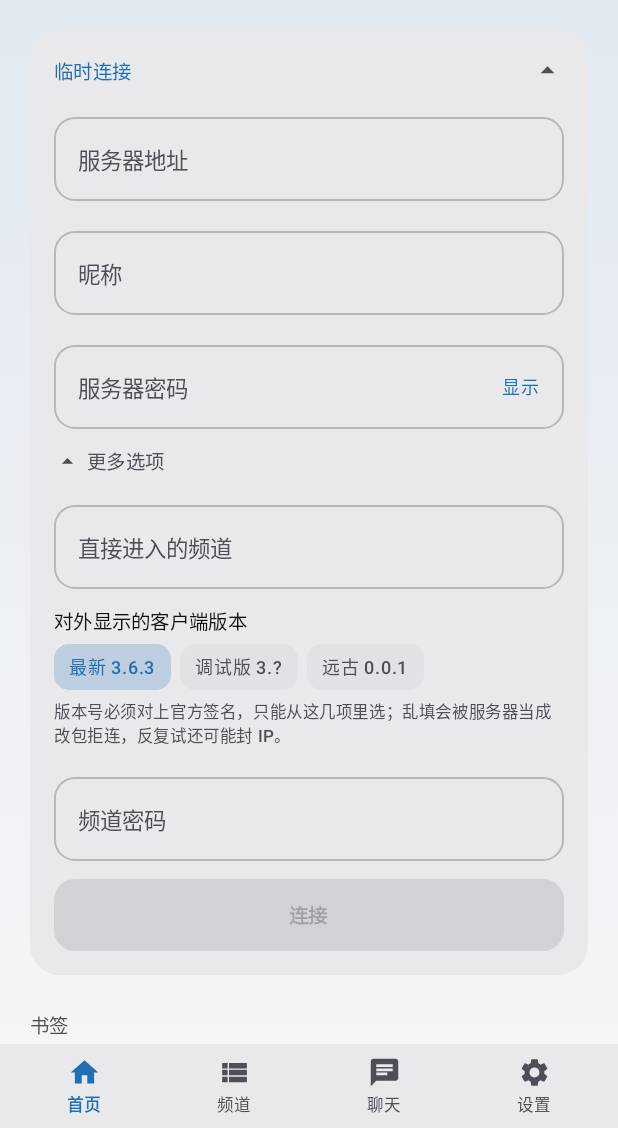
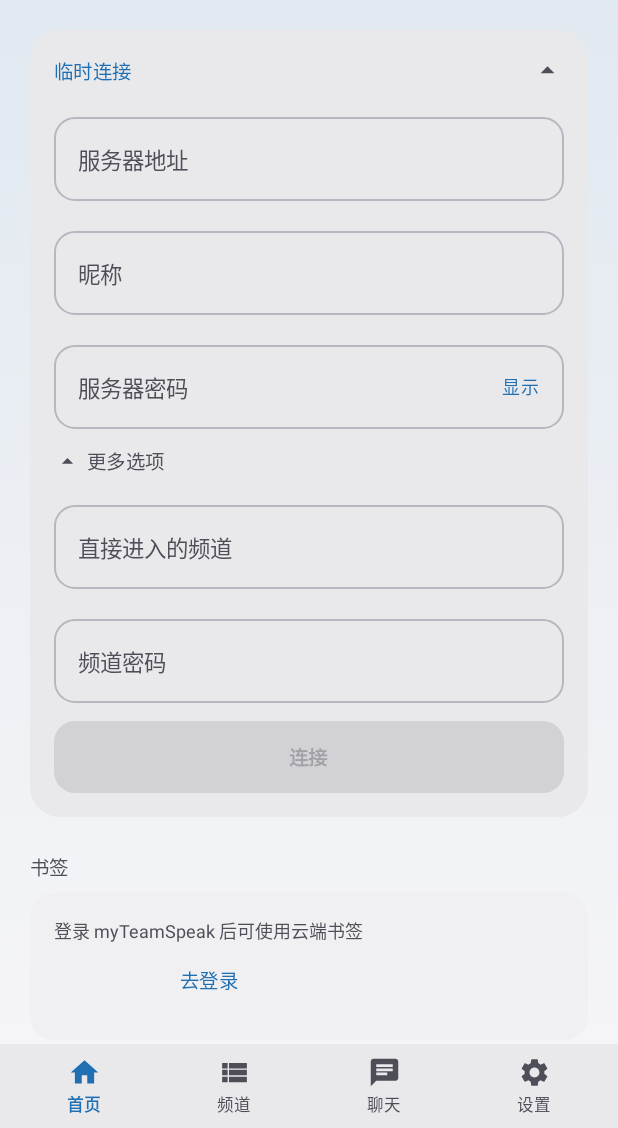
Before and after one commit to Schallophy/tsdroid, an Android app built with Jetpack Compose: the screen it shows after launch (MainActivity), after a tap on "更多选项", on a phone screen of 412 x 824 dp, the part 108-1236 px from its top. Run offline under Robolectric (Android 15) with nearby library versions, the phone set to English and light mode, and no system bars; 1 other tap on this screen came first.

Commit message:
Set the announced client version as a version number plus a platform
The version picker was three fixed chips; the version is now a version number the user types, matched live against the signed table, plus a platform picked from the platforms that have a signature. The build suffix and signature are resolved by the native side, so the user never types a value they cannot know.

The field suggests version numbers by prefix as it is typed and, when empty, lists the platform's whole set newest-first. The platform dropdown offers only platforms with a signed entry, so a choice cannot name one the server would refuse. The resolved text — 'Windows · 3.6.3 [Build: 1701166057]' — is shown under the field, so what will actually be announced is visible before it is saved; a pair with no signed entry is marked in error and described in words.

The choice is global and lives in Settings > General. It is announced only in clientinit, so a change cannot affect an open connection: when a session is live the change pops a dialog offering an immediate reconnect or a cancel that keeps the setting for next time.

Settings stores the version number and platform, not the resolved tuple, so what the user edits is what is stored; the table is fixed, so the pair resolves the same way every time. The home screen's own picker is gone — one global choice, one place to set it. ABI 5.

```diff
--- a/app/src/main/kotlin/dev/tsdroid/MainActivity.kt
+++ b/app/src/main/kotlin/dev/tsdroid/MainActivity.kt
@@ -193,7 +193,8 @@ private fun App() {
                                     channelPassword = secrets?.channelPassword.orEmpty(),
                                     identityIni = session.serverStore().readIdentity(),
                                     announceMyts = bookmark.sendMytsid,
-                                    version = session.settings().versionProfile,
+                                    version = session.settings().clientVersion,
+                                    platform = session.settings().clientPlatform,
                                 )
                 if (hasMicPermission()) {
                                     if (missing) {
--- a/app/src/main/kotlin/dev/tsdroid/core/Native.kt
+++ b/app/src/main/kotlin/dev/tsdroid/core/Native.kt
@@ -63,7 +63,7 @@ internal object Native {
      * a session that looks connected and behaves wrongly.
      * `NativeAbiTest` fails the build if the submodule is bumped without this.
      */
-    const val EXPECTED_ABI: Int = 4
+    const val EXPECTED_ABI: Int = 5
 
     /**
      * Why the loaded library is not the one this Kotlin expects, or null when it
@@ -106,9 +106,13 @@ internal object Native {
      * `identityIni` is the `counterVkey` string from a previous session, or "" to
      * generate a fresh identity.
      *
-     * `version` picks the announced client version (`latest`, `debug`,
-     * `ancient`). The server checks it against its signature, so only those
-     * built-in profiles connect.
+     * `version` + `platform` pick the announced client version. `version` is a
+     * version number (`3.6.3`) and `platform` one of the signed platforms
+     * (`Windows`, `OS X`, `Linux`, `Android`, …); the native side resolves the
+     * pair to the full version text and its signature. The server compares that
+     * text with the signature byte for byte, so only a pair that names a signed
+     * table entry connects. [nativeVersionPlatforms] and [nativeVersionSuggest]
+     * list what the table offers.
      *
      * `token` is a privilege key redeemed on first connect; it grants its
      * groups to this UID once. Empty means none.
@@ -121,6 +125,7 @@ internal object Native {
         channel: String?,
         channelPassword: String?,
         version: String,
+        platform: String,
         token: String,
     ): Long
 
@@ -154,6 +159,7 @@ internal object Native {
         channel: String?,
         channelPassword: String?,
         version: String,
+        platform: String,
         token: String,
     ): Long
 
@@ -190,4 +196,29 @@ internal object Native {
     external fun nativeAudioReset(ptr: Long)
 
     external fun nativeDisconnect(ptr: Long)
+
+    /**
+     * The platforms that have a signed version entry, comma-separated.
+     *
+     * The platform dropdown is built from this, so a choice can never name a
+     * platform with no signature (which the server would refuse).
+     */
+    external fun nativeVersionPlatforms(): String
+
+    /**
+     * Version numbers the platform offers, comma-separated, newest build first.
+     *
+     * `prefix` filters by version-number prefix; empty returns every number the
+     * platform has. Each number appears once even when several builds share it.
+     */
+    external fun nativeVersionSuggest(prefix: String, platform: String): String
+
+    /**
+     * The exact text the server will see for this choice — `platform · version
+     * text` — or "" when the pair names no signed entry.
+     *
+     * Shown under the field so the user can see the build suffix they never
+     * typed, and so an impossible choice is visible before it is saved.
+     */
+    external fun nativeVersionResolve(version: String, platform: String): String
 }
--- a/app/src/main/kotlin/dev/tsdroid/data/Settings.kt
+++ b/app/src/main/kotlin/dev/tsdroid/data/Settings.kt
@@ -34,13 +34,22 @@ class Settings(context: Context) {
         set(value) = prefs.edit().putBoolean(KEY_BLUETOOTH_MIC, value).apply()
 
     /**
-     * Which signed client version to announce: `latest` (default), `debug` or
-     * `ancient`. The server checks the announced text against its signature,
-     * so this is a profile name, never free text.
+     * The client version number announced to servers (`3.6.3`). Paired with
+     * [clientPlatform]; the native side resolves the pair to the full signed
+     * version text. Global: one choice applies to every server.
      */
-    var versionProfile: String
-        get() = prefs.getString(KEY_VERSION_PROFILE, "latest").orEmpty()
-        set(value) = prefs.edit().putString(KEY_VERSION_PROFILE, value).apply()
+    var clientVersion: String
+        get() = prefs.getString(KEY_CLIENT_VERSION, DEFAULT_VERSION).orEmpty()
+        set(value) = prefs.edit().putString(KEY_CLIENT_VERSION, value.trim()).apply()
+
+    /**
+     * The platform announced with [clientVersion]. Only platforms with a signed
+     * entry are accepted by the native side; the settings screen offers exactly
+     * those.
+     */
+    var clientPlatform: String
+        get() = prefs.getString(KEY_CLIENT_PLATFORM, DEFAULT_PLATFORM).orEmpty()
+        set(value) = prefs.edit().putString(KEY_CLIENT_PLATFORM, value).apply()
 
     /**
      * A privilege key redeemed on the next connect, then cleared by the user.
@@ -90,9 +99,14 @@ class Settings(context: Context) {
         const val KEY_NOISE = "noise_suppression"
         const val KEY_BLUETOOTH_MIC = "bluetooth_mic"
         const val KEY_AWAY_MESSAGE = "away_message"
-        const val KEY_VERSION_PROFILE = "version_profile"
+        const val KEY_CLIENT_VERSION = "client_version"
+        const val KEY_CLIENT_PLATFORM = "client_platform"
         const val KEY_PRIVILEGE_KEY = "privilege_key"
         const val KEY_IDENTITY_PREFIX = "identity_for_v2_"
         const val KEY_FILES_TAB = "files_tab_enabled"
+
+        /** `3.6.3` + `Windows`: the standard signed tuple, unchanged from before. */
+        const val DEFAULT_VERSION = "3.6.3"
+        const val DEFAULT_PLATFORM = "Windows"
     }
 }
--- a/app/src/main/kotlin/dev/tsdroid/ui/HomeScreen.kt
+++ b/app/src/main/kotlin/dev/tsdroid/ui/HomeScreen.kt
@@ -93,7 +93,6 @@ fun HomeScreen(
     var advanced by rememberSaveable { mutableStateOf(false) }
     var tempExpanded by rememberSaveable { mutableStateOf(false) }
     var announceMyts by rememberSaveable { mutableStateOf(true) }
-    var versionProfile by rememberSaveable { mutableStateOf(settings.versionProfile) }
 
     val canConnect = address.isNotBlank() && nickname.isNotBlank()
 
@@ -111,7 +110,8 @@ fun HomeScreen(
                 channelPassword = channelPassword,
                 identityIni = store.readIdentity(),
                 announceMyts = announceMyts,
-                version = versionProfile,
+                version = settings.clientVersion,
+                platform = settings.clientPlatform,
             ),
         )
     }
@@ -273,13 +273,6 @@ fun HomeScreen(
                     shape = RoundedCornerShape(14.dp),
                     modifier = Modifier.fillMaxWidth(),
                 )
-                VersionProfilePicker(
-                    value = versionProfile,
-                    onValue = {
-                        versionProfile = it
-                        settings.versionProfile = it
-                    },
-                )
                 OutlinedTextField(
                     value = channelPassword,
                     onValueChange = { channelPassword = it },
@@ -413,58 +406,3 @@ private fun BookmarkCard(row: AccountRow, onUse: () -> Unit) {
         }
     }
 }
-
-/**
- * Which signed client version to announce.
- *
- * The server compares the text with its signature, so free text is refused
- * outright (`ClientHacked`) and the only options are the profiles the core
- * ships. Each is a chip rather than a free field: typing "4.0.0" would just
- * fail the connection, and on an official server repeated attempts get the IP
- * banned.
- */
-@Composable
-private fun VersionProfilePicker(value: String, onValue: (String) -> Unit) {
-    val options = listOf(
-        "latest" to "最新 3.6.3",
-        "debug" to "调试版 3.?",
-        "ancient" to "远古 0.0.1",
-    )
-    Column(verticalArrangement = Arrangement.spacedBy(6.dp)) {
-        Text(
-            text = "对外显示的客户端版本",
-            style = MaterialTheme.typography.labelLarge,
-        )
-        Row(horizontalArrangement = Arrangement.spacedBy(6.dp)) {
-            for ((key, label) in options) {
-                val active = key == value
-                Box(
-                    contentAlignment = Alignment.Center,
-                    modifier = Modifier
-                        .clip(RoundedCornerShape(10.dp))
-                        .background(
-                            if (active) MaterialTheme.colorScheme.primary.copy(alpha = 0.22f)
-                            else MaterialTheme.colorScheme.surfaceContainerHigh,
-                        )
-                        .clickable { onValue(key) }
-                        .padding(horizontal = 10.dp, vertical = 6.dp),
-                ) {
-                    Text(
-                        text = label,
-                        style = MaterialTheme.typography.labelMedium,
-                        color = if (active) {
-                            MaterialTheme.colorScheme.primary
-                        } else {
-                            MaterialTheme.colorScheme.onSurfaceVariant
-                        },
-                    )
-                }
-            }
-        }
-        Text(
-            text = "版本号必须对上官方签名，只能从这几项里选；乱填会被服务器当成改包拒连，反复试还可能封 IP。",
-            style = MaterialTheme.typography.labelSmall,
-            color = MaterialTheme.colorScheme.onSurfaceVariant,
-        )
-    }
-}
```
Also changed, not shown: app/src/main/kotlin/dev/tsdroid/SessionViewModel.kt (+14 -0 lines), app/src/main/kotlin/dev/tsdroid/core/NativeClient.kt (+10 -2 lines), app/src/main/kotlin/dev/tsdroid/ui/SettingsScreen.kt (+59 -0 lines), app/src/main/kotlin/dev/tsdroid/ui/VersionSettings.kt (added, +180 -0 lines).
